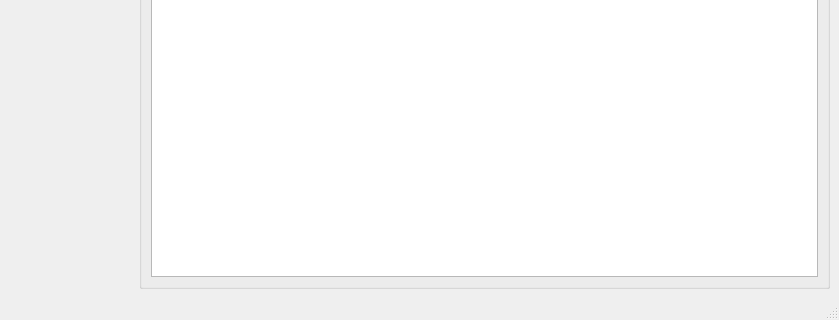
Before: the Qt Designer form ui/mainwindow.ui in SharkyRawr/matrix-emote-manager, drawn with Qt 5; both pictures show x 0 to 839 and y 225 to 545 of the 839 by 545 pixel window.
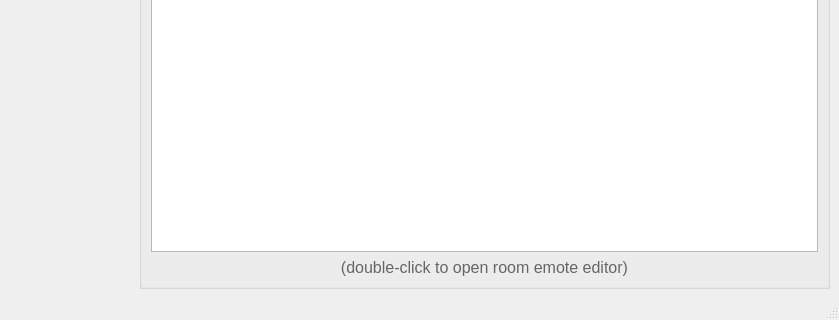
After: the same form once the commit is applied.

Patch:
```diff
--- a/ui/mainwindow.ui
+++ b/ui/mainwindow.ui
@@ -171,7 +171,17 @@
             <bool>true</bool>
            </property>
            <property name="selectionMode">
-            <enum>QAbstractItemView::MultiSelection</enum>
+            <enum>QAbstractItemView::SingleSelection</enum>
+           </property>
+          </widget>
+         </item>
+         <item>
+          <widget class="QLabel" name="label_2">
+           <property name="text">
+            <string>&lt;html&gt;&lt;head/&gt;&lt;body&gt;&lt;p&gt;&lt;span style=&quot; font-size:12pt; color:#666666;&quot;&gt;(double-click to open room emote editor)&lt;/span&gt;&lt;/p&gt;&lt;/body&gt;&lt;/html&gt;</string>
+           </property>
+           <property name="alignment">
+            <set>Qt::AlignCenter</set>
            </property>
           </widget>
          </item>
```
